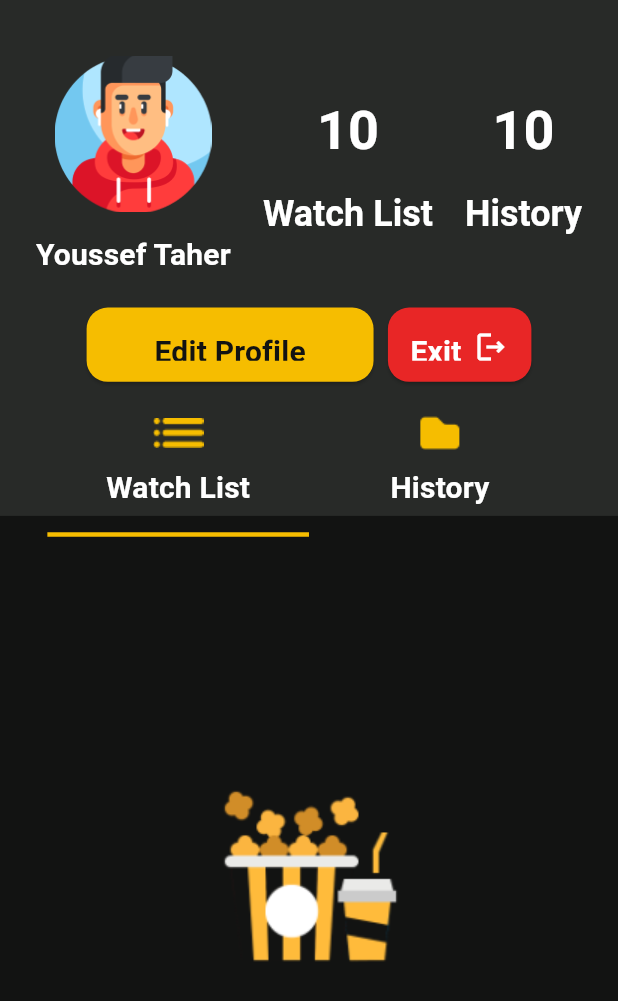
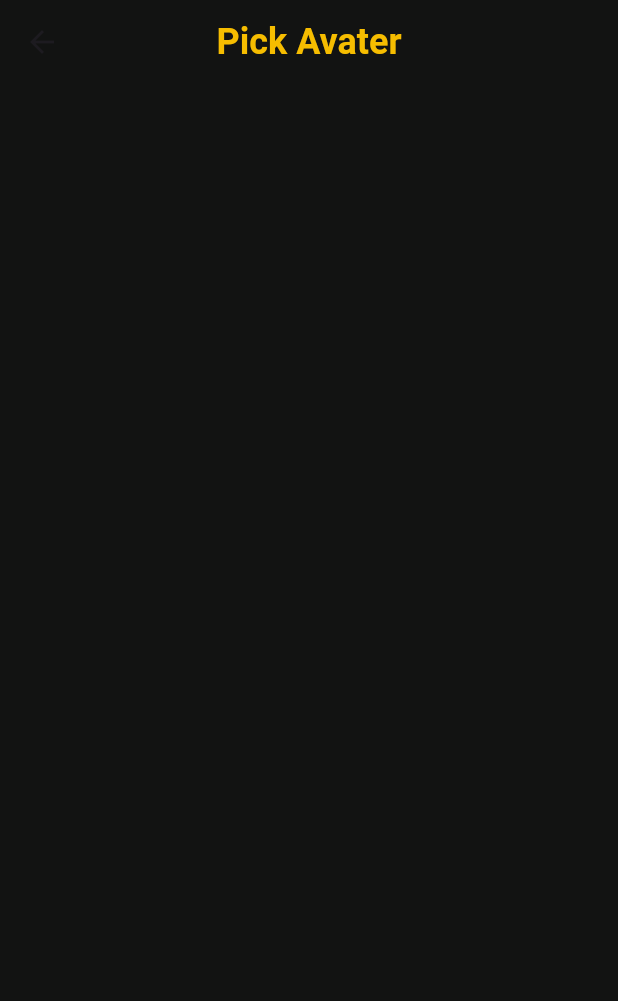
Before and after one commit to yousseftaher65/Movie-App, a Flutter app: the ProfileTab screen opened directly, after a tap on "Edit Profile", on a phone screen of 412 x 824 dp. Shown: the top 1001 px of the screen. Run offline on Flutter 3.47's test engine with Material 3 defaults, Android fonts, the phone set to English and light mode, and no system bars; our stand-ins replace animate_do, carousel_slider, easy_localization, flutter_screenutil, google_fonts.

Commit message:
fixed bug in profile ui and initialized  edit profile screen

```diff
--- a/lib/core/routes/app_routes.dart
+++ b/lib/core/routes/app_routes.dart
@@ -1,5 +1,6 @@
 import 'package:flutter/material.dart';
 import 'package:movie_pojo/core/routes/page_route_name.dart';
+import 'package:movie_pojo/ui/layouts/edit%20profile%20screen/edit_profile_screen.dart';
 import 'package:movie_pojo/ui/layouts/home/home_screen.dart';
 import 'package:movie_pojo/ui/layouts/splash%20screen/splash_screen.dart';
 
@@ -10,6 +11,8 @@ abstract class AppRoutes {
         return MaterialPageRoute(builder: (_) => const SplashScreen());
       case PageRouteName.home:
         return MaterialPageRoute(builder: (_) => const HomeScreen());
+      case PageRouteName.editProfile:
+        return MaterialPageRoute(builder: (_) => const EditProfileScreen());
       default:
         return MaterialPageRoute(builder: (_) => const SplashScreen());
     }
--- a/lib/core/routes/page_route_name.dart
+++ b/lib/core/routes/page_route_name.dart
@@ -1,4 +1,5 @@
 class PageRouteName {
   static const String initial = '/';
   static const String home = '/home';
+  static const String editProfile = '/editProfile';
 }
--- /dev/null
+++ b/lib/ui/layouts/edit profile screen/edit_profile_screen.dart
@@ -0,0 +1,15 @@
+import 'package:easy_localization/easy_localization.dart';
+import 'package:flutter/material.dart';
+
+class EditProfileScreen extends StatelessWidget {
+  const EditProfileScreen({super.key});
+
+  @override
+  Widget build(BuildContext context) {
+    return Scaffold(
+      appBar: AppBar(
+        title: Text('pick_avater'.tr(),),
+      ),
+    );
+  }
+}
--- a/lib/ui/layouts/home/tabs/profile tab/profile_tab.dart
+++ b/lib/ui/layouts/home/tabs/profile tab/profile_tab.dart
@@ -1,6 +1,6 @@
 import 'package:flutter/material.dart';
 import 'package:flutter_screenutil/flutter_screenutil.dart';
-import 'package:movie_pojo/ui/widgets/category_list_widget.dart';
+import 'package:movie_pojo/ui/widgets/movie_card.dart';
 import 'package:movie_pojo/ui/widgets/profile_tab_bar.dart';
 
 class ProfileTab extends StatelessWidget {
@@ -11,11 +11,17 @@ class ProfileTab extends StatelessWidget {
     return DefaultTabController(
       length: 2,
       child: Scaffold(
-        appBar: PreferredSize(
-          preferredSize:
-              Size(double.infinity.w, 389.h),
-          child: const SafeArea(child: ProfileTabBar()),
-        ),
+        body: NestedScrollView(
+          headerSliverBuilder: (context, innerBoxIsScrolled) {
+            return [
+              SliverAppBar(
+                expandedHeight: 389.h,
+                collapsedHeight: 389.h,
+                pinned: false,
+                flexibleSpace: const SafeArea(child: ProfileTabBar()),
+              )
+            ];
+          },
           body: TabBarView(
             children: [
               Column(
@@ -27,15 +33,26 @@ class ProfileTab extends StatelessWidget {
                   ),
                 ],
               ),
-           const Padding(
-              padding: EdgeInsets.only(right: 16.0 , left: 16 , top: 16),
-              child: Column(
-                children: [
-                  CategoryListWidget(
-                    crossAxisCount: 3,
+              Padding(
+                padding: const EdgeInsets.only(right: 16.0, left: 16, top: 16),
+                child: CustomScrollView(
+                  physics: const NeverScrollableScrollPhysics(),
+                  slivers: [
+                    SliverGrid(
+                      delegate: SliverChildBuilderDelegate(
+                        (context, index) {
+                          return const MovieCard(
+                            cardHeight: double.infinity,
+                            cardWidth: double.infinity,
+                          );
+                        },
+                        childCount: 20,
+                      ),
+                      gridDelegate: const SliverGridDelegateWithFixedCrossAxisCount(
                         mainAxisSpacing: 16,
                           crossAxisSpacing: 16,
-                    aspectRatio: 0.68,
+                          childAspectRatio: 0.68 ,
+                          crossAxisCount: 3),
                     ),
                   ],
                 ),
@@ -43,6 +60,7 @@ class ProfileTab extends StatelessWidget {
             ],
           ),
         ),
+      ),
     );
   }
 }
--- a/lib/ui/widgets/category_list_widget.dart
+++ b/lib/ui/widgets/category_list_widget.dart
@@ -30,8 +30,6 @@ class CategoryListWidget extends StatelessWidget {
           crossAxisSpacing: crossAxisSpacing,
           crossAxisCount: crossAxisCount,
           childAspectRatio: aspectRatio,
-          // maxCrossAxisExtent: maxCrossAxisExtent, // Max width of each item
-          //childAspectRatio: aspectRatio, // Width/Height ratio
         ),
       ),
     );
--- a/lib/ui/widgets/profile_tab_bar.dart
+++ b/lib/ui/widgets/profile_tab_bar.dart
@@ -1,6 +1,7 @@
 import 'package:easy_localization/easy_localization.dart';
 import 'package:flutter/material.dart';
 import 'package:flutter_screenutil/flutter_screenutil.dart';
+import 'package:movie_pojo/core/routes/page_route_name.dart';
 
 class ProfileTabBar extends StatelessWidget {
   const ProfileTabBar({super.key});
@@ -91,13 +92,14 @@ class ProfileTabBar extends StatelessWidget {
                     flex: 2,
                     child: ElevatedButton(
                       onPressed: () {
-
+                        Navigator.pushNamed(context, PageRouteName.editProfile);
                       },
                       child: Text(
                         'edit_profile'.tr(),
-                        style: Theme.of(context).textTheme.titleMedium?.copyWith(
-                              color: Theme.of(context).primaryColor,
-                            ),
+                        style:
+                            Theme.of(context).textTheme.titleMedium?.copyWith(
+                                  color: Theme.of(context).primaryColor,
+                                ),
                       ),
                     ),
                   ),
@@ -107,20 +109,20 @@ class ProfileTabBar extends StatelessWidget {
                   Expanded(
                     flex: 1,
                     child: ElevatedButton(
-                      onPressed: () {
-
-                      },
+                      onPressed: () {},
                       style: ElevatedButton.styleFrom(
-                        backgroundColor: Theme.of(context).focusColor),
+                          backgroundColor: Theme.of(context).focusColor),
                       child: Row(
                         mainAxisAlignment: MainAxisAlignment.center,
                         children: [
                           Text(
                             'exit'.tr(),
-                            style:
-                                Theme.of(context).textTheme.titleMedium?.copyWith(
-                                      color: Theme.of(context).hintColor,
-                                    ),
+                            style: Theme.of(context)
+                                .textTheme
+                                .titleMedium
+                                ?.copyWith(
+                                  color: Theme.of(context).hintColor,
+                                ),
                           ),
                           SizedBox(
                             width: 8.w,
@@ -161,7 +163,7 @@ class ProfileTabBar extends StatelessWidget {
                       'assets/icons/menu_icon.png',
                     ),
                   ),
-                  child:  Text(
+                  child: Text(
                     'watch_list'.tr(),
                   ),
                 ),
@@ -171,7 +173,7 @@ class ProfileTabBar extends StatelessWidget {
                     color: Theme.of(context).cardColor,
                     const AssetImage('assets/icons/folder_icon.png'),
                   ),
-                  child:  Text(
+                  child: Text(
                     'history'.tr(),
                   ),
                 )
```
Lines whose indentation alone changed are shown as unchanged.
